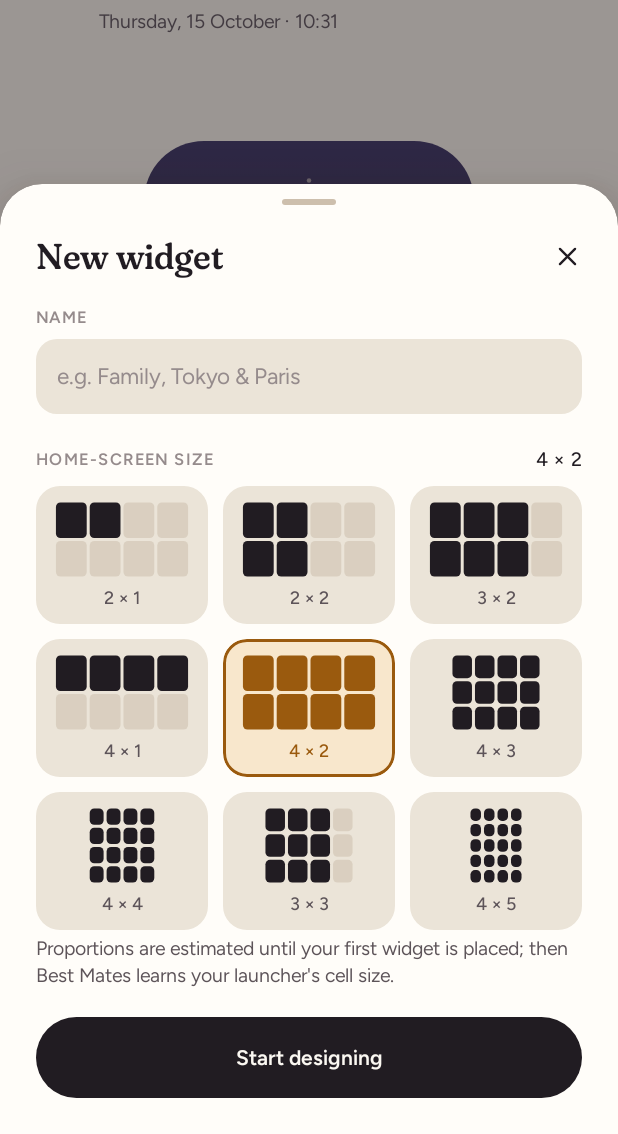
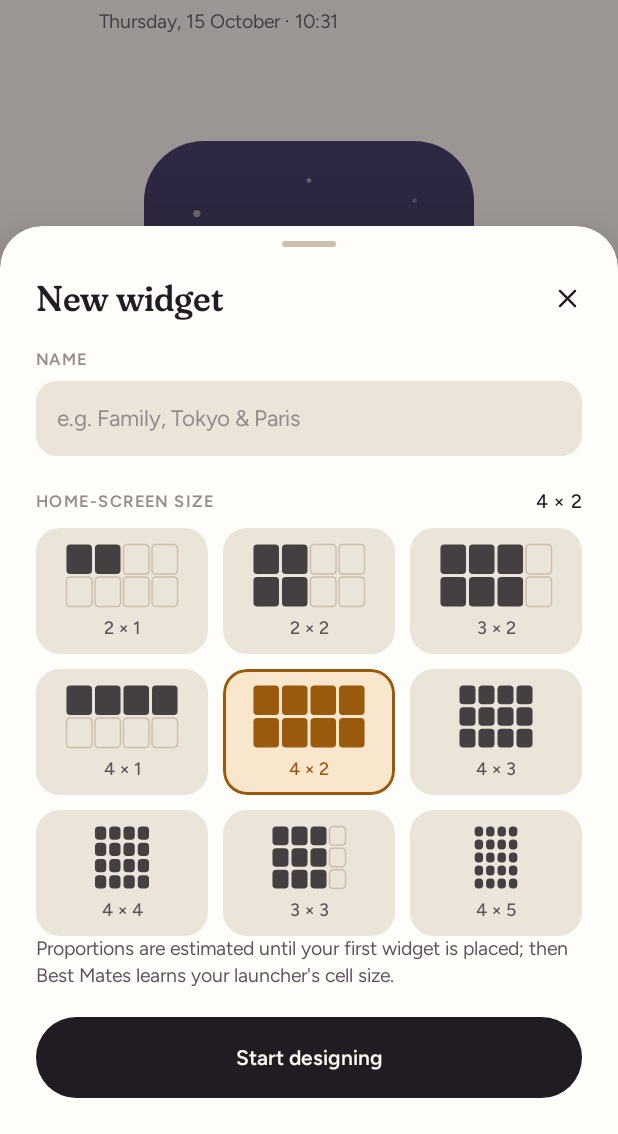
Before and after one commit to jclllycf/best-mates-world-clock, an Android app built with Jetpack Compose: the composable WorkspaceRoute shown on its own in the app's theme, after a tap on "Make your first widget", on a phone screen of 412 x 824 dp, the part 102-1236 px from its top. Run offline under Robolectric (Android 15) with nearby library versions, the phone set to English and light mode, and no system bars; pictures from the network do not load; 1 other tap on this screen came first.

Commit message:
fix(widget,editor): rotated live text, honest pin preview, overlay sheets
- Widget: View.setRotation is remotable, so live TextClocks now rotate with
  their city; rotated slots are sized to the text diagonal so nothing clips.
- Pin dialog gets a static, fit-centred preview of the real design instead
  of a stretched bitmap without times.
- Widget rendering uses its own SceneRenderer and a synchronised builder so
  background refreshes never race UI drawing.
- Sheets render as overlays in the edge-to-edge activity window: correct
  navigation-bar and keyboard insets, scrim under the status bar.
- New cities match existing city size; a single row of cities re-spaces
  evenly to include the newcomer, otherwise the farthest free spot is used.
- Creation sheet scrolls; size tiles are lighter; inspector header tighter.

Co-Authored-By: Claude Opus 5.5 <noreply@anthropic.com>

```diff
--- a/app/src/main/java/com/bestmates/worldclock/scene/Scene.kt
+++ b/app/src/main/java/com/bestmates/worldclock/scene/Scene.kt
@@ -85,6 +85,8 @@ class SceneBuilder(context: Context) {
         return paint.measureText(text.map { if (it.isDigit()) widest else it }.joinToString("")) / 8f
     }
 
+    /** Thread-safe: the measuring paint is shared, so builds are serialised (they take well under a millisecond). */
+    @Synchronized
     fun build(config: WidgetConfig, now: Instant = Instant.now(), locale: Locale = Locale.getDefault()): Scene {
         val bw = config.boardWidthDp
         val bh = config.boardHeightDp
--- a/app/src/main/java/com/bestmates/worldclock/scene/SceneRenderer.kt
+++ b/app/src/main/java/com/bestmates/worldclock/scene/SceneRenderer.kt
@@ -41,6 +41,8 @@ class SceneRenderer(context: Context) {
         override fun sizeOf(key: String, value: Bitmap) = value.byteCount
     }
 
+    /** One renderer per thread of use: the paints are reused between calls. */
+    @Synchronized
     fun draw(canvas: Canvas, scene: Scene, fit: BoardFit, options: DrawOptions) {
         scene.layers.forEach { if (it.index !in options.hiddenLayers) drawLayer(canvas, it, fit, options.night) }
         scene.cities.forEach { drawCity(canvas, it, fit, options.liveText) }
--- a/app/src/main/java/com/bestmates/worldclock/ui/common/ScenePreview.kt
+++ b/app/src/main/java/com/bestmates/worldclock/ui/common/ScenePreview.kt
@@ -32,6 +32,11 @@ object SceneServices {
     @Volatile private var builder: SceneBuilder? = null
     fun renderer(context: Context): SceneRenderer = renderer ?: synchronized(this) {
         renderer ?: SceneRenderer(context.applicationContext).also { renderer = it }
+    }
+    @Volatile private var widgetRenderer: SceneRenderer? = null
+    /** Separate instance for background widget rendering so it never contends with UI drawing. */
+    fun widgetRenderer(context: Context): SceneRenderer = widgetRenderer ?: synchronized(this) {
+        widgetRenderer ?: SceneRenderer(context.applicationContext).also { widgetRenderer = it }
     }
     fun builder(context: Context): SceneBuilder = builder ?: synchronized(this) {
         builder ?: SceneBuilder(context.applicationContext).also { builder = it }
--- a/app/src/main/java/com/bestmates/worldclock/ui/design/BmComponents.kt
+++ b/app/src/main/java/com/bestmates/worldclock/ui/design/BmComponents.kt
@@ -1,6 +1,7 @@
 package com.bestmates.worldclock.ui.design
 
 import android.view.HapticFeedbackConstants
+import androidx.activity.compose.BackHandler
 import androidx.compose.animation.AnimatedVisibility
 import androidx.compose.animation.core.MutableTransitionState
 import androidx.compose.animation.core.Spring
@@ -475,8 +476,10 @@ fun BmDivider(modifier: Modifier = Modifier) {
 /* ------------------------------------------------------------------ Sheet */
 
 /**
- * A paper bottom sheet. Implemented on a Dialog window so it layers above the editor's
- * canvas while keeping full control over motion, scrim and insets.
+ * A paper bottom sheet drawn as an overlay in the activity's own edge-to-edge window
+ * (not a Dialog window), so the scrim covers the whole screen and system-bar and keyboard
+ * insets apply exactly as on the screen beneath. Call it last inside a screen so it
+ * stacks on top; it consumes Back and every touch behind it.
  */
 @Composable
 fun BmSheet(
@@ -494,11 +497,8 @@ fun BmSheet(
     LaunchedEffect(closing, state.currentState, state.isIdle) {
         if (closing && state.isIdle && !state.currentState) latestDismiss()
     }
-    Dialog(
-        onDismissRequest = { close() },
-        properties = DialogProperties(usePlatformDefaultWidth = false, decorFitsSystemWindows = false),
-    ) {
-        (LocalView.current.parent as? DialogWindowProvider)?.window?.setDimAmount(0f)
+    BackHandler { close() }
+    run {
         val c = Bm.colors
         Box(Modifier.fillMaxSize()) {
             AnimatedVisibility(state, enter = fadeIn(tween(220)), exit = fadeOut(tween(180))) {
--- a/app/src/main/java/com/bestmates/worldclock/ui/workspace/WorkspaceScreen.kt
+++ b/app/src/main/java/com/bestmates/worldclock/ui/workspace/WorkspaceScreen.kt
@@ -43,6 +43,8 @@ import androidx.compose.foundation.lazy.staggeredgrid.LazyVerticalStaggeredGrid
 import androidx.compose.foundation.lazy.staggeredgrid.StaggeredGridCells
 import androidx.compose.foundation.lazy.staggeredgrid.StaggeredGridItemSpan
 import androidx.compose.foundation.lazy.staggeredgrid.items
+import androidx.compose.foundation.rememberScrollState
+import androidx.compose.foundation.verticalScroll
 import androidx.compose.foundation.shape.CircleShape
 import androidx.compose.foundation.shape.RoundedCornerShape
 import androidx.compose.material3.Icon
@@ -459,7 +461,7 @@ private fun CreateWidgetSheet(onDismiss: () -> Unit, onCreate: (String, Int, Int
     var name by remember { mutableStateOf("") }
     var size by remember { mutableStateOf(4 to 2) }
     BmSheet(onDismiss = onDismiss, title = uiText("new_widget")) {
-        Column(Modifier.padding(horizontal = 24.dp).padding(bottom = 24.dp)) {
+        Column(Modifier.verticalScroll(rememberScrollState()).padding(horizontal = 24.dp).padding(bottom = 24.dp)) {
             Spacer(Modifier.height(8.dp))
             BmOverline(uiText("name"))
             Spacer(Modifier.height(8.dp))
@@ -474,7 +476,7 @@ private fun CreateWidgetSheet(onDismiss: () -> Unit, onCreate: (String, Int, Int
                 columns = GridCells.Fixed(3),
                 horizontalArrangement = Arrangement.spacedBy(10.dp),
                 verticalArrangement = Arrangement.spacedBy(10.dp),
-                modifier = Modifier.fillMaxWidth().height(300.dp),
+                modifier = Modifier.fillMaxWidth().height(272.dp),
                 userScrollEnabled = false,
             ) {
                 items(SIZE_PRESETS) { preset ->
@@ -502,7 +504,7 @@ private fun SizeTile(cols: Int, rows: Int, cellAspect: Float, selected: Boolean,
     Column(
         Modifier
             .fillMaxWidth()
-            .height(92.dp)
+            .height(84.dp)
             .clip(RoundedCornerShape(16.dp))
             .background(if (selected) c.accentSoft else c.surfaceSunken)
             .border(if (selected) 1.5.dp else 0.dp, if (selected) c.accentInk else Color.Transparent, RoundedCornerShape(16.dp))
@@ -522,12 +524,11 @@ private fun SizeTile(cols: Int, rows: Int, cellAspect: Float, selected: Boolean,
             val gap = 2.dp.toPx()
             for (gx in 0 until 4) for (gy in 0 until shownRows) {
                 val on = gx < cols && gy < rows
-                drawRoundRect(
-                    if (on) (if (selected) c.accentInk else c.ink) else c.hairlineStrong.copy(alpha = .55f),
-                    topLeft = Offset(ox + gx * cw + gap / 2, oy + gy * ch + gap / 2),
-                    size = androidx.compose.ui.geometry.Size(cw - gap, ch - gap),
-                    cornerRadius = androidx.compose.ui.geometry.CornerRadius(3.dp.toPx()),
-                )
+                val tl = Offset(ox + gx * cw + gap / 2, oy + gy * ch + gap / 2)
+                val sz = androidx.compose.ui.geometry.Size(cw - gap, ch - gap)
+                val radius = androidx.compose.ui.geometry.CornerRadius(2.5.dp.toPx())
+                if (on) drawRoundRect(if (selected) c.accentInk else c.ink.copy(alpha = .82f), tl, sz, radius)
+                else drawRoundRect(c.hairlineStrong, tl, sz, radius, style = androidx.compose.ui.graphics.drawscope.Stroke(1.dp.toPx()))
             }
         }
         Spacer(Modifier.height(6.dp))
--- a/app/src/main/java/com/bestmates/worldclock/widget/WidgetPinning.kt
+++ b/app/src/main/java/com/bestmates/worldclock/widget/WidgetPinning.kt
@@ -18,9 +18,7 @@ object WidgetPinning {
         val manager = AppWidgetManager.getInstance(context)
         if (!manager.isRequestPinAppWidgetSupported) return false
         val provider = WorldClockWidgetProvider.providerFor(context, config.columns, config.rows)
-        val preview = runCatching {
-            WidgetViews.build(context, config, config.boardWidthDp, config.boardHeightDp, projectId, 0, pixelBudget = 900_000)
-        }.getOrNull()
+        val preview = runCatching { WidgetViews.buildPinPreview(context, config) }.getOrNull()
         val extras = Bundle().apply { if (preview != null) putParcelable(AppWidgetManager.EXTRA_APPWIDGET_PREVIEW, preview) }
         val callback = PendingIntent.getBroadcast(
             context,
```
Also changed, not shown: app/src/main/java/com/bestmates/worldclock/scene/CityPlacement.kt (added, +40 -0 lines), app/src/main/java/com/bestmates/worldclock/ui/editor/EditorInspectors.kt (+7 -7 lines), app/src/main/java/com/bestmates/worldclock/ui/editor/EditorScreen.kt (+3 -7 lines), app/src/main/java/com/bestmates/worldclock/widget/WidgetViews.kt (+37 -9 lines), app/src/main/res/layout/widget_pin_preview.xml (added, +8 -0 lines), 1 other file.
